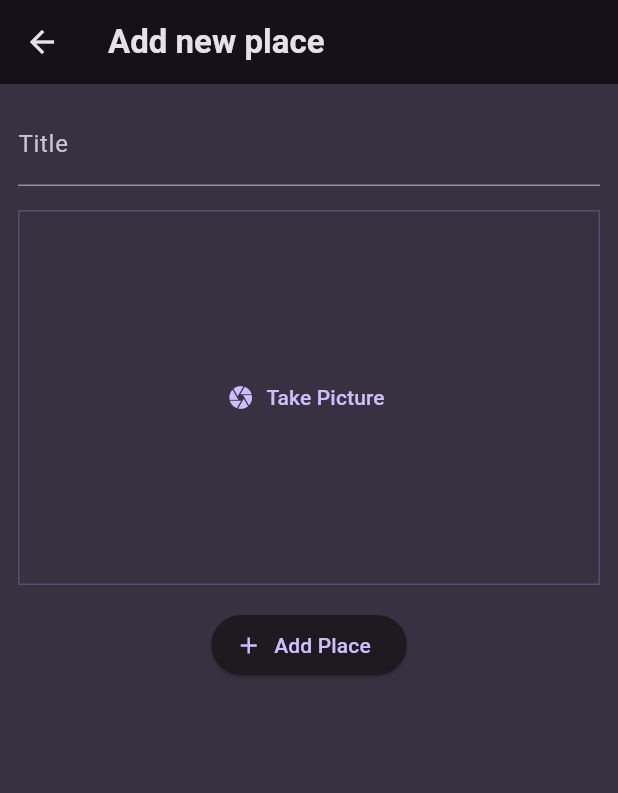
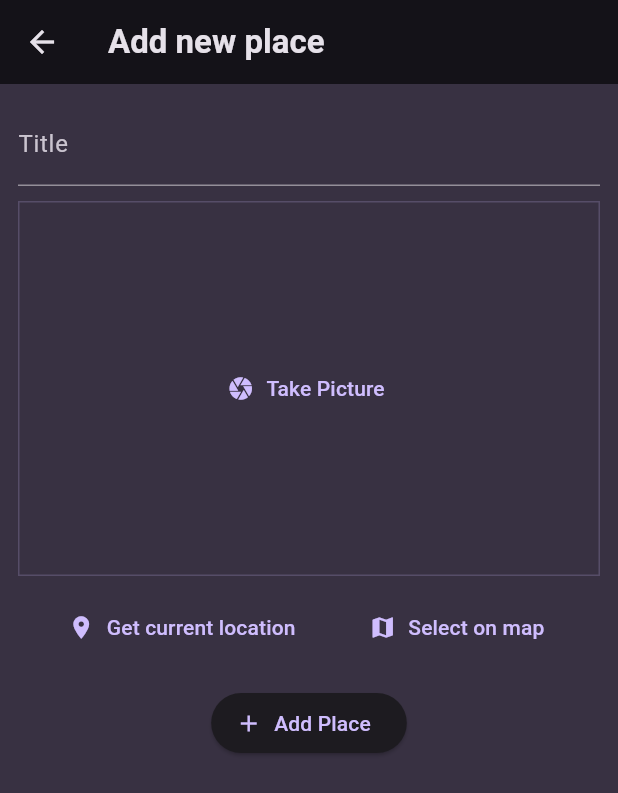
Before and after one commit to AnicetFantomas/FavPlaces, a Flutter app: the NewPlace screen opened directly, after a tap on "Add Place", on a phone screen of 412 x 824 dp. Shown: the top 793 px of the screen. Run offline on Flutter 3.47's test engine with Material 3 defaults, Android fonts, the phone set to English and light mode, and no system bars; our stand-ins replace flutter_riverpod, google_fonts, image_picker.

```diff
--- a/lib/models/place.dart
+++ b/lib/models/place.dart
@@ -1,3 +1,5 @@
+import 'dart:io';
+
 import 'package:uuid/uuid.dart';
 
 const uuid = Uuid();
@@ -5,9 +7,11 @@ const uuid = Uuid();
 class Place {
    Place({
     required this.title,
+    required this.image,
   }) : id = uuid.v4();
 
 
   final String id;
   final String title;
+  final File image;
 }
--- a/lib/providers/user_places.dart
+++ b/lib/providers/user_places.dart
@@ -1,11 +1,13 @@
+import 'dart:io';
+
 import 'package:favorite_places/models/place.dart';
 import 'package:flutter_riverpod/flutter_riverpod.dart';
 
 class UserPlacesNotifier extends StateNotifier<List<Place>> {
   UserPlacesNotifier() : super(const []);
 
-  void addPlace(String title) {
-    final newPlace = Place(title: title);
+  void addPlace(String title, File image) {
+    final newPlace = Place(title: title, image: image);
     state = [newPlace, ...state];
   }
 }
--- a/lib/screens/add_place.dart
+++ b/lib/screens/add_place.dart
@@ -1,5 +1,8 @@
+import 'dart:io';
+
 import 'package:favorite_places/providers/user_places.dart';
 import 'package:favorite_places/widgets/image_input.dart';
+import 'package:favorite_places/widgets/location_input.dart';
 import 'package:flutter/material.dart';
 import 'package:flutter_riverpod/flutter_riverpod.dart';
 
@@ -12,14 +15,15 @@ class NewPlace extends ConsumerStatefulWidget {
 
 class _NewPlaceState extends ConsumerState<NewPlace> {
   final _titleController = TextEditingController();
+  File? _selectedImage;
 
   void _savePlace() {
-    final enteredText = _titleController.text;
-    if (enteredText.isEmpty) {
+    final enteredTitle = _titleController.text;
+    if (enteredTitle.isEmpty || _selectedImage == null) {
       return;
     }
 
-    ref.read(userPlacesProvider.notifier).addPlace(enteredText);
+    ref.read(userPlacesProvider.notifier).addPlace(enteredTitle, _selectedImage!);
     Navigator.of(context).pop();
   }
 
@@ -45,9 +49,14 @@ class _NewPlaceState extends ConsumerState<NewPlace> {
                   TextStyle(color: Theme.of(context).colorScheme.onBackground),
             ),
             const SizedBox(
-              height: 16,
+              height: 10,
             ),
-            ImageInput(),
+
+            ImageInput(onPickImage: (image) {
+              _selectedImage = image;
+            },),
+            const SizedBox(height:10),
+            LocationInput(),
             const SizedBox(
               height: 16,
             ),
--- a/lib/screens/places_list.dart
+++ b/lib/screens/places_list.dart
@@ -18,6 +18,7 @@ class PlacesList extends StatelessWidget {
     return ListView.builder(
         itemCount: places.length,
         itemBuilder: (context, index) => ListTile(
+          leading: CircleAvatar(radius: 26, backgroundImage: FileImage(places[index].image),),
               title: Text(
                 places[index].title,
                 style: Theme.of(context).textTheme.titleMedium!.copyWith(
--- a/lib/widgets/image_input.dart
+++ b/lib/widgets/image_input.dart
@@ -4,7 +4,9 @@ import 'package:flutter/material.dart';
 import 'package:image_picker/image_picker.dart';
 
 class ImageInput extends StatefulWidget {
-  const ImageInput({super.key});
+  const ImageInput({super.key, required this.onPickImage});
+
+  final void Function(File image) onPickImage;
 
   @override
   State<ImageInput> createState() => _ImageInputState();
@@ -25,6 +27,8 @@ class _ImageInputState extends State<ImageInput> {
     setState(() {
       _selectedImage = File(pickedImage.path);
     });
+
+    widget.onPickImage(_selectedImage!);
   }
 
   @override
--- /dev/null
+++ b/lib/widgets/location_input.dart
@@ -0,0 +1,34 @@
+import 'package:flutter/material.dart';
+
+class LocationInput extends StatefulWidget {
+  const LocationInput({super.key});
+
+  @override
+  State<LocationInput> createState() => _LocationInputState();
+}
+
+class _LocationInputState extends State<LocationInput> {
+  @override
+  Widget build(BuildContext context) {
+    return Column(
+      children: [
+        Container(),
+        Row(
+          mainAxisAlignment: MainAxisAlignment.spaceEvenly,
+          children: [
+            TextButton.icon(
+              onPressed: () {},
+              label: const Text('Get current location'),
+              icon: const Icon(Icons.location_on),
+            ),
+            TextButton.icon(
+              onPressed: () {},
+              label: const Text('Select on map'),
+              icon: const Icon(Icons.map),
+            ),
+          ],
+        )
+      ],
+    );
+  }
+}
--- a/lib/widgets/places.dart
+++ b/lib/widgets/places.dart
@@ -27,7 +27,10 @@ class PlacesScreen extends ConsumerWidget {
           ),
         ],
       ),
-      body:  PlacesList(places: userPlaces)
+      body:  Padding(
+        padding: const EdgeInsets.all(8.0),
+        child: PlacesList(places: userPlaces),
+      )
     );
   }
 }
--- a/pubspec.yaml
+++ b/pubspec.yaml
@@ -39,6 +39,7 @@ dependencies:
   uuid: ^4.3.3
   flutter_riverpod: ^2.4.10
   image_picker: ^1.0.7
+  location: ^5.0.3
 
 dev_dependencies:
   flutter_test:
```
Also changed, not shown: lib/widgets/places_details.dart (+8 -0 lines), pubspec.lock, 11 other files.
